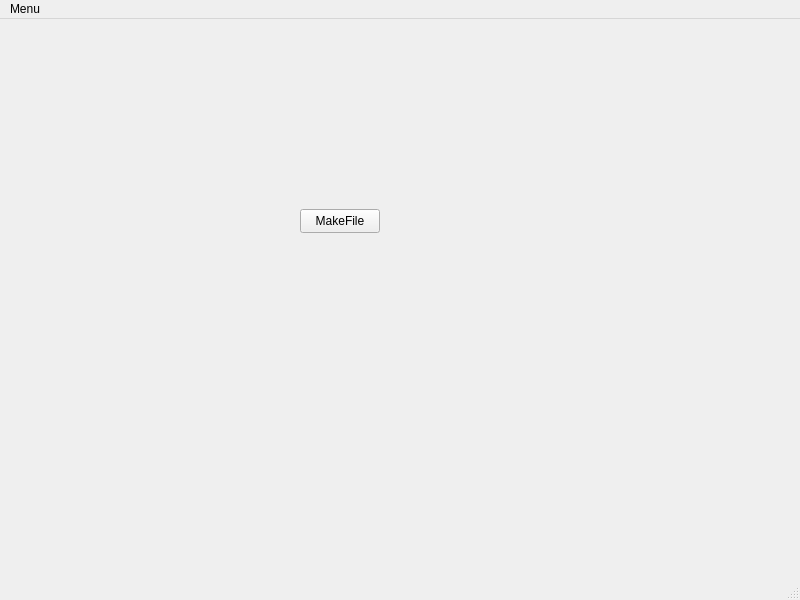
Old version of the form WGT/mainwindow.ui in the repository gexadax/WGTimeout.
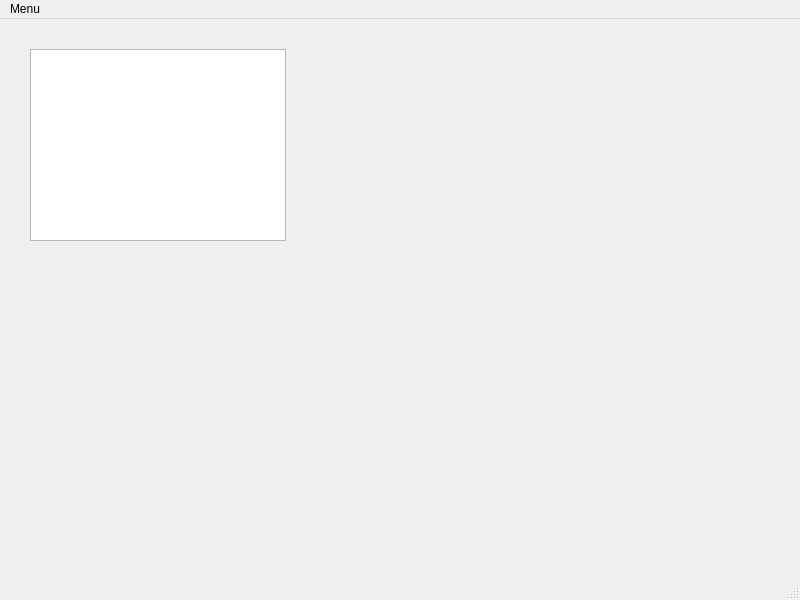
New version of the form.

Commit message: Added users output to the ListView window

```diff
--- a/WGT/mainwindow.ui
+++ b/WGT/mainwindow.ui
@@ -14,18 +14,15 @@
    <string>WireGuard Timeout</string>
   </property>
   <widget class="QWidget" name="centralwidget">
-   <widget class="QPushButton" name="pushButton">
+   <widget class="QListView" name="listViewUsers">
     <property name="geometry">
      <rect>
-      <x>300</x>
-      <y>190</y>
-      <width>80</width>
-      <height>24</height>
+      <x>30</x>
+      <y>30</y>
+      <width>256</width>
+      <height>192</height>
      </rect>
     </property>
-    <property name="text">
-     <string>MakeFile</string>
-    </property>
    </widget>
   </widget>
   <widget class="QMenuBar" name="menubar">
```
The commit also changes 10 other files.
